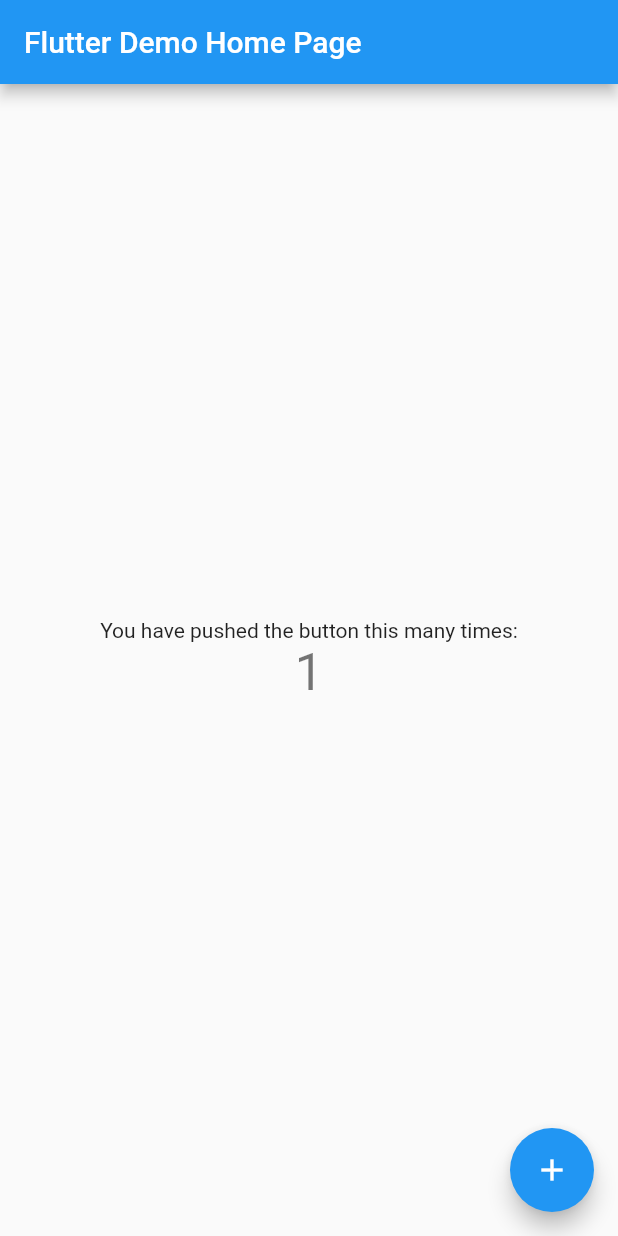
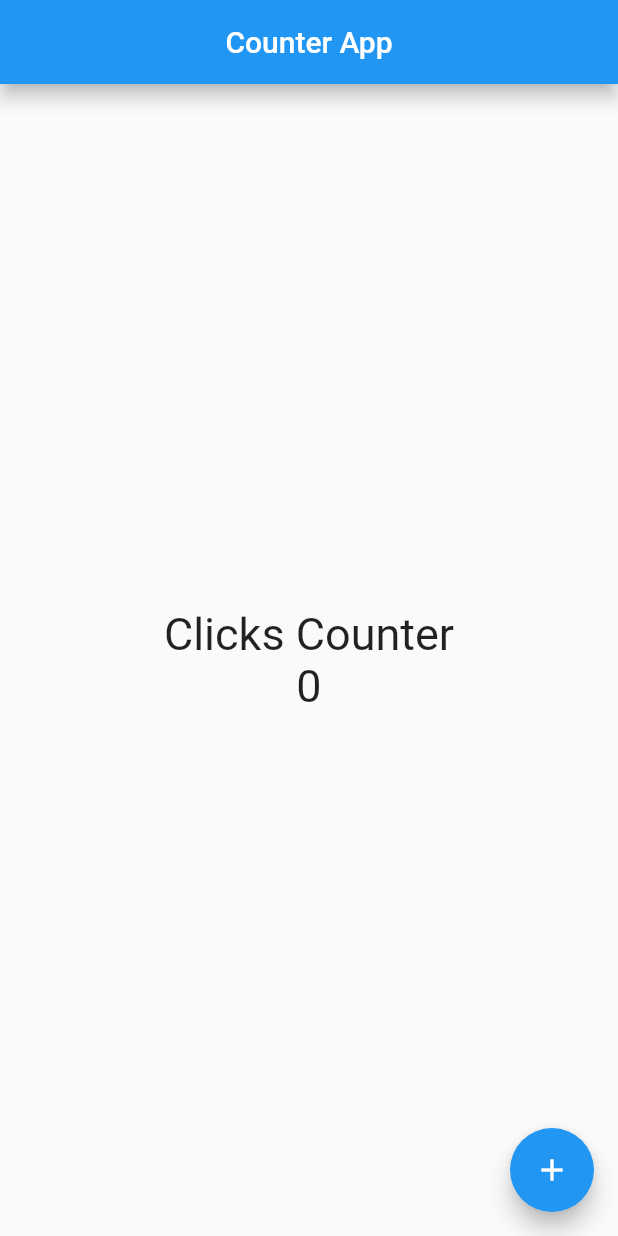
Before and after one commit to cristiandrc/Flutter_counter, a Flutter app: the screen it shows after launch, after a tap on the "add" icon, on a phone screen of 412 x 824 dp. Run offline on Flutter 3.47's test engine with Material 2 defaults, Android fonts, the phone set to English and light mode, and no system bars.

Commit message:
feat: add estructura basica

```diff
--- a/lib/main.dart
+++ b/lib/main.dart
@@ -1,4 +1,5 @@
 import 'package:flutter/material.dart';
+import './screens/home_screen.dart';
 
 void main() {
   runApp(const MyApp());
@@ -7,109 +8,11 @@ void main() {
 class MyApp extends StatelessWidget {
   const MyApp({super.key});
 
-  // This widget is the root of your application.
   @override
   Widget build(BuildContext context) {
-    return MaterialApp(
-      title: 'Flutter Demo',
-      theme: ThemeData(
-        // This is the theme of your application.
-        //
-        // Try running your application with "flutter run". You'll see the
-        // application has a blue toolbar. Then, without quitting the app, try
-        // changing the primarySwatch below to Colors.green and then invoke
-        // "hot reload" (press "r" in the console where you ran "flutter run",
-        // or simply save your changes to "hot reload" in a Flutter IDE).
-        // Notice that the counter didn't reset back to zero; the application
-        // is not restarted.
-        primarySwatch: Colors.blue,
-      ),
-      home: const MyHomePage(title: 'Flutter Demo Home Page'),
+    return const MaterialApp(
+      debugShowCheckedModeBanner: false,
+      home: Home(),
     );
   }
 }
-
-class MyHomePage extends StatefulWidget {
-  const MyHomePage({super.key, required this.title});
-
-  // This widget is the home page of your application. It is stateful, meaning
-  // that it has a State object (defined below) that contains fields that affect
-  // how it looks.
-
-  // This class is the configuration for the state. It holds the values (in this
-  // case the title) provided by the parent (in this case the App widget) and
-  // used by the build method of the State. Fields in a Widget subclass are
-  // always marked "final".
-
-  final String title;
-
-  @override
-  State<MyHomePage> createState() => _MyHomePageState();
-}
-
-class _MyHomePageState extends State<MyHomePage> {
-  int _counter = 0;
-
-  void _incrementCounter() {
-    setState(() {
-      // This call to setState tells the Flutter framework that something has
-      // changed in this State, which causes it to rerun the build method below
-      // so that the display can reflect the updated values. If we changed
-      // _counter without calling setState(), then the build method would not be
-      // called again, and so nothing would appear to happen.
-      _counter++;
-    });
-  }
-
-  @override
-  Widget build(BuildContext context) {
-    // This method is rerun every time setState is called, for instance as done
-    // by the _incrementCounter method above.
-    //
-    // The Flutter framework has been optimized to make rerunning build methods
-    // fast, so that you can just rebuild anything that needs updating rather
-    // than having to individually change instances of widgets.
-    return Scaffold(
-      appBar: AppBar(
-        // Here we take the value from the MyHomePage object that was created by
-        // the App.build method, and use it to set our appbar title.
-        title: Text(widget.title),
-      ),
-      body: Center(
-        // Center is a layout widget. It takes a single child and positions it
-        // in the middle of the parent.
-        child: Column(
-          // Column is also a layout widget. It takes a list of children and
-          // arranges them vertically. By default, it sizes itself to fit its
-          // children horizontally, and tries to be as tall as its parent.
-          //
-          // Invoke "debug painting" (press "p" in the console, choose the
-          // "Toggle Debug Paint" action from the Flutter Inspector in Android
-          // Studio, or the "Toggle Debug Paint" command in Visual Studio Code)
-          // to see the wireframe for each widget.
-          //
-          // Column has various properties to control how it sizes itself and
-          // how it positions its children. Here we use mainAxisAlignment to
-          // center the children vertically; the main axis here is the vertical
-          // axis because Columns are vertical (the cross axis would be
-          // horizontal).
-          mainAxisAlignment: MainAxisAlignment.center,
-          children: <Widget>[
-            const Text(
-              'You have pushed the button this many times:',
-            ),
-            Text(
-              '$_counter',
-              style: Theme.of(context).textTheme.headlineMedium,
-            ),
-          ],
-        ),
-      ),
-      floatingActionButton: FloatingActionButton(
-        onPressed: _incrementCounter,
-        tooltip: 'Increment',
-        child: const Icon(Icons.add),
-      ), // This trailing comma makes auto-formatting nicer for build methods.
-    );
-  }
-}
--- /dev/null
+++ b/lib/screens/home_screen.dart
@@ -0,0 +1,40 @@
+import 'package:flutter/material.dart';
+
+class Home extends StatelessWidget {
+  const Home({super.key});
+
+  @override
+  Widget build(BuildContext context) {
+    const TextStyle fontSize30 = TextStyle(fontSize: 30);
+
+    return Scaffold(
+      appBar: AppBar(
+        elevation: 5.0,
+        title: const Center(
+          child: Text('Counter App'),
+        ),
+      ),
+      body: Center(
+        child: Column(
+          mainAxisAlignment: MainAxisAlignment.center,
+          children: const <Widget>[
+            Text(
+              'Clicks Counter',
+              style: TextStyle(
+                fontSize: 30,
+              ),
+            ),
+            Text(
+              '0',
+              style: fontSize30,
+            ),
+          ],
+        ),
+      ),
+      floatingActionButton: FloatingActionButton(
+        onPressed: () => print('add counter'),
+        child: const Icon(Icons.add),
+      ),
+    );
+  }
+}
```
